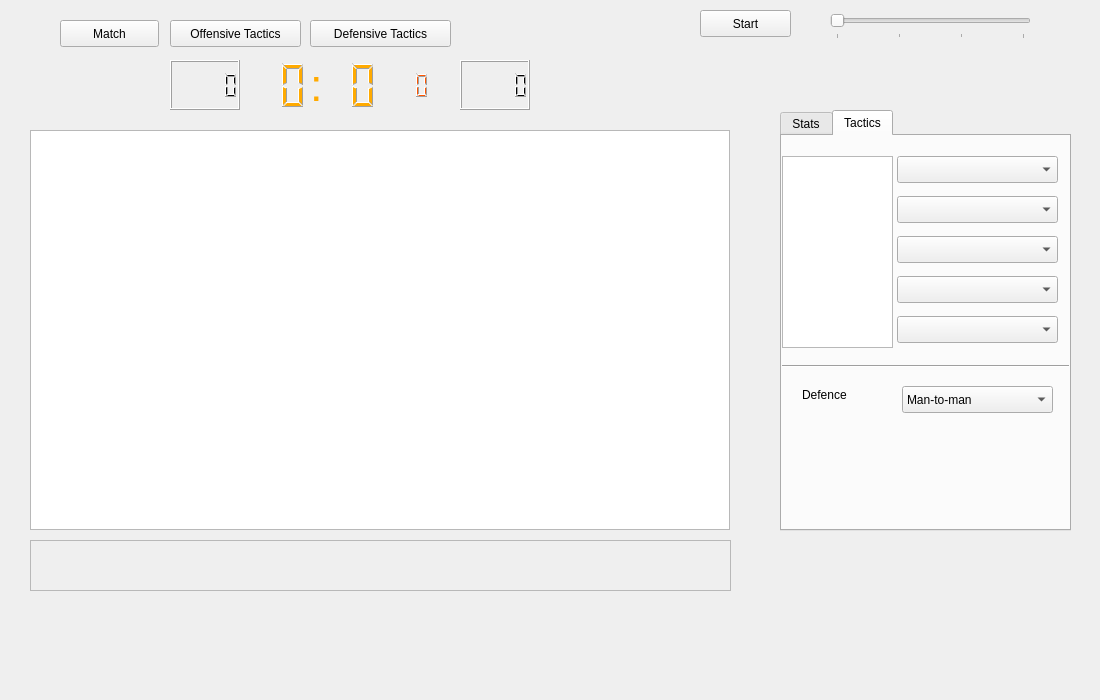
This is MatchScreen.ui in walsh06/BasketballManager as Qt 5 draws it before an edit. The edited form follows.
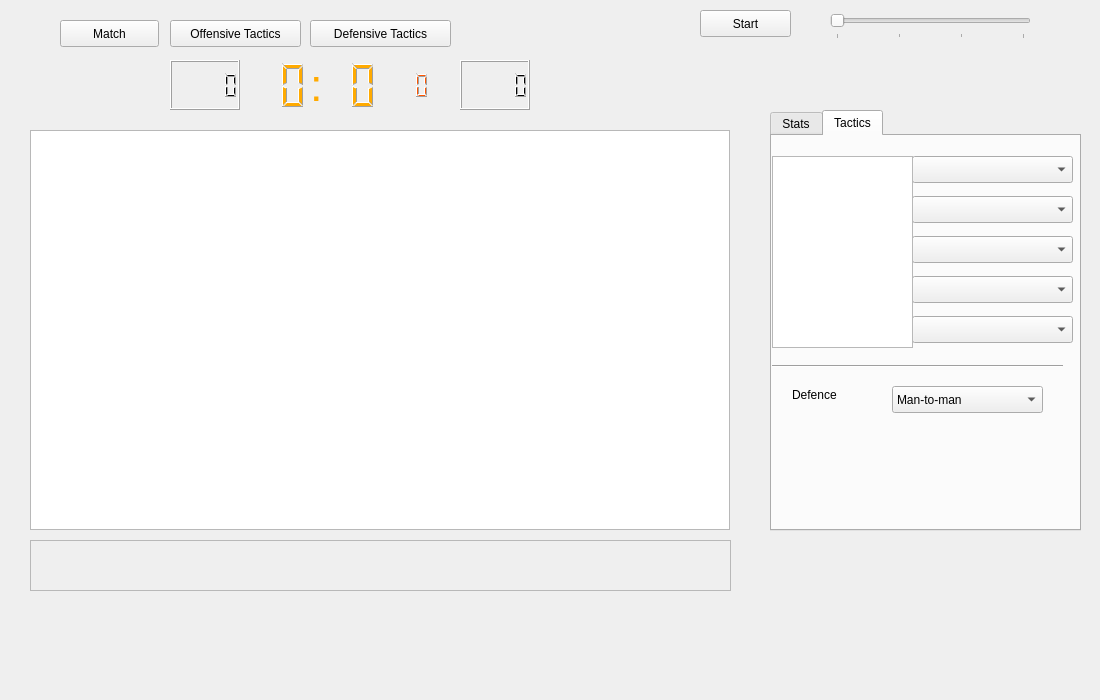
This is the edited form.

Commit message: Added player numbers to player lists

```diff
--- a/MatchScreen.ui
+++ b/MatchScreen.ui
@@ -173,9 +173,9 @@
     <widget class="QTabWidget" name="quickTab">
      <property name="geometry">
       <rect>
-       <x>770</x>
+       <x>760</x>
        <y>60</y>
-       <width>291</width>
+       <width>311</width>
        <height>421</height>
       </rect>
      </property>
@@ -203,7 +203,7 @@
       <widget class="QComboBox" name="quickStrategyOne">
        <property name="geometry">
         <rect>
-         <x>115</x>
+         <x>140</x>
          <y>20</y>
          <width>161</width>
          <height>27</height>
@@ -213,7 +213,7 @@
       <widget class="QComboBox" name="quickStrategyTwo">
        <property name="geometry">
         <rect>
-         <x>115</x>
+         <x>140</x>
          <y>60</y>
          <width>161</width>
          <height>27</height>
@@ -223,7 +223,7 @@
       <widget class="QComboBox" name="quickStrategyThree">
        <property name="geometry">
         <rect>
-         <x>115</x>
+         <x>140</x>
          <y>100</y>
          <width>161</width>
          <height>27</height>
@@ -233,7 +233,7 @@
       <widget class="QComboBox" name="quickStrategyFour">
        <property name="geometry">
         <rect>
-         <x>115</x>
+         <x>140</x>
          <y>140</y>
          <width>161</width>
          <height>27</height>
@@ -243,7 +243,7 @@
       <widget class="QComboBox" name="quickStrategyFive">
        <property name="geometry">
         <rect>
-         <x>115</x>
+         <x>140</x>
          <y>180</y>
          <width>161</width>
          <height>27</height>
@@ -268,7 +268,7 @@
         <rect>
          <x>0</x>
          <y>20</y>
-         <width>111</width>
+         <width>141</width>
          <height>192</height>
         </rect>
        </property>
```
The commit also changes 1 other file.
